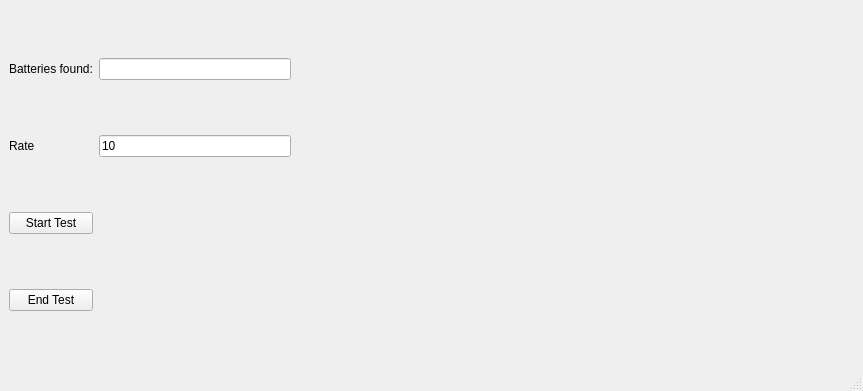
First picture: the form in windows/battest/battest.ui, repository devjochem/TestToolV3, before the edit.
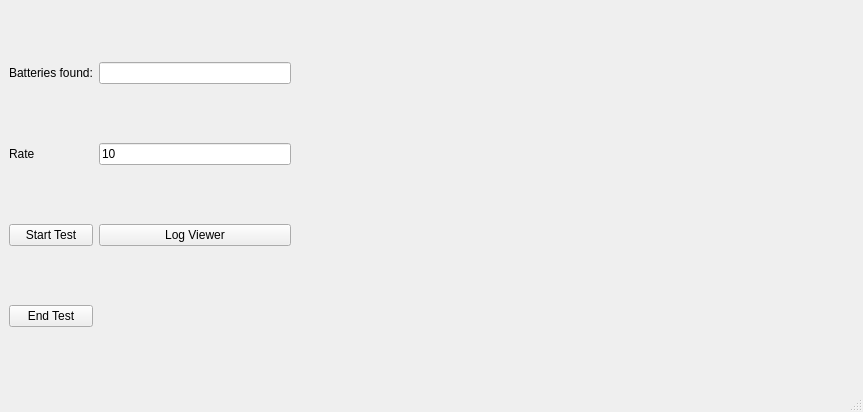
Second picture: the form after the edit.

Commit message: Logging Battery Log viewer

The edit to the form file:
```diff
--- a/windows/battest/battest.ui
+++ b/windows/battest/battest.ui
@@ -7,7 +7,7 @@
     <x>0</x>
     <y>0</y>
     <width>863</width>
-    <height>391</height>
+    <height>412</height>
    </rect>
   </property>
   <property name="windowTitle">
@@ -65,6 +65,13 @@
         </property>
        </widget>
       </item>
+      <item row="2" column="1">
+       <widget class="QPushButton" name="logviewButton">
+        <property name="text">
+         <string>Log Viewer</string>
+        </property>
+       </widget>
+      </item>
      </layout>
     </item>
     <item>
```
The commit also changes 5 other files.
